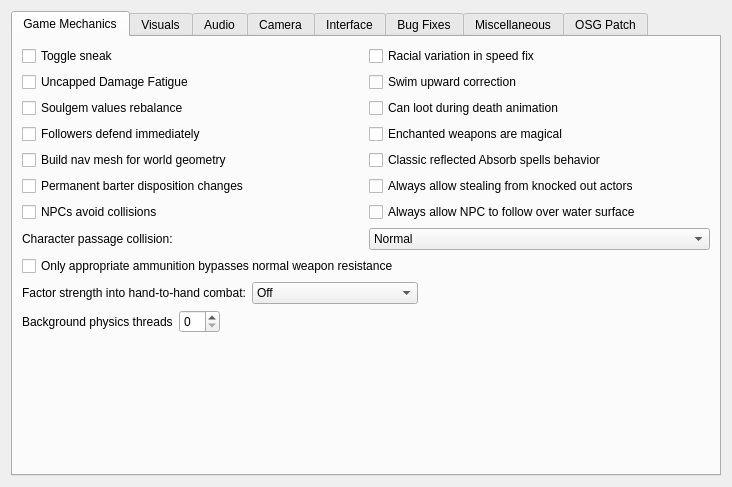
First picture: the form in files/ui/advancedpage.ui, repository pporsilkde/AMP, before the edit.
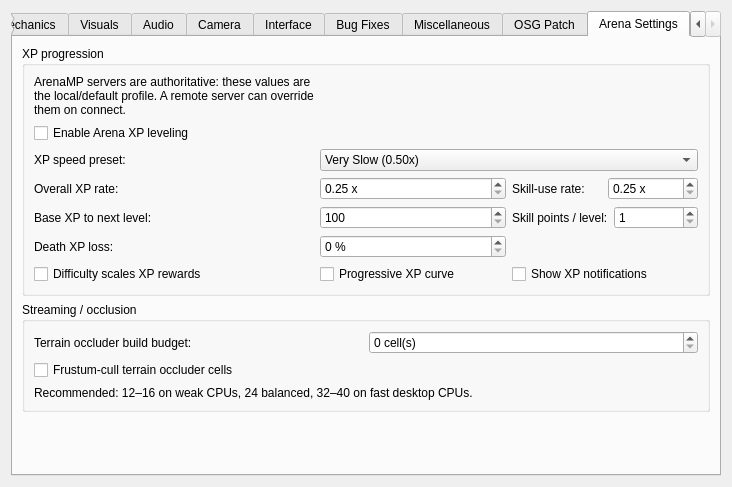
Second picture: the form after the edit. The open tabs and pages were chosen to show the change.

Patch:
```diff
--- a/files/ui/advancedpage.ui
+++ b/files/ui/advancedpage.ui
@@ -1670,6 +1670,298 @@
        </item>
       </layout>
      </widget>
+     <widget class="QWidget" name="ArenaSettings">
+      <attribute name="title">
+       <string>Arena Settings</string>
+      </attribute>
+      <layout class="QVBoxLayout" name="arenaSettingsLayout">
+       <item>
+        <widget class="QGroupBox" name="xpLevelingGroupBox">
+         <property name="title">
+          <string>XP progression</string>
+         </property>
+         <layout class="QGridLayout" name="xpLevelingLayout">
+          <item row="0" column="0" colspan="1">
+           <widget class="QLabel" name="xpAuthorityLabel">
+            <property name="text">
+             <string>ArenaMP servers are authoritative: these values are the local/default profile. A remote server can override them on connect.</string>
+            </property>
+            <property name="wordWrap">
+             <bool>true</bool>
+            </property>
+           </widget>
+          </item>
+          <item row="1" column="0" colspan="3">
+           <widget class="QCheckBox" name="xpLevelingEnabledCheckBox">
+            <property name="text">
+             <string>Enable Arena XP leveling</string>
+            </property>
+           </widget>
+          </item>
+          <item row="2" column="0">
+           <widget class="QLabel" name="xpRatePresetLabel">
+            <property name="text">
+             <string>XP speed preset:</string>
+            </property>
+           </widget>
+          </item>
+          <item row="2" column="1" colspan="2">
+           <widget class="QComboBox" name="xpRatePresetComboBox">
+            <property name="toolTip">
+             <string>Convenience profile for the overall XP multiplier. Custom is selected automatically when you enter another value.</string>
+            </property>
+            <item>
+             <property name="text">
+              <string>Very Slow (0.50x)</string>
+             </property>
+            </item>
+            <item>
+             <property name="text">
+              <string>Slow (0.75x)</string>
+             </property>
+            </item>
+            <item>
+             <property name="text">
+              <string>Normal (1.00x)</string>
+             </property>
+            </item>
+            <item>
+             <property name="text">
+              <string>Fast (1.50x)</string>
+             </property>
+            </item>
+            <item>
+             <property name="text">
+              <string>Very Fast (2.00x)</string>
+             </property>
+            </item>
+            <item>
+             <property name="text">
+              <string>Custom</string>
+             </property>
+            </item>
+           </widget>
+          </item>
+          <item row="3" column="0">
+           <widget class="QLabel" name="xpGainMultiplierLabel">
+            <property name="text">
+             <string>Overall XP rate:</string>
+            </property>
+           </widget>
+          </item>
+          <item row="3" column="1">
+           <widget class="QDoubleSpinBox" name="xpGainMultiplierSpinBox">
+            <property name="minimum">
+             <double>0.25</double>
+            </property>
+            <property name="maximum">
+             <double>4.0</double>
+            </property>
+            <property name="singleStep">
+             <double>0.05</double>
+            </property>
+            <property name="decimals">
+             <number>2</number>
+            </property>
+            <property name="suffix">
+             <string> x</string>
+            </property>
+           </widget>
+          </item>
+          <item row="3" column="2">
+           <layout class="QHBoxLayout" name="skillXpRateLayout">
+            <item>
+             <widget class="QLabel" name="skillXpMultiplierLabel">
+              <property name="text">
+               <string>Skill-use rate:</string>
+              </property>
+             </widget>
+            </item>
+            <item>
+             <widget class="QDoubleSpinBox" name="skillXpMultiplierSpinBox">
+              <property name="minimum">
+               <double>0.25</double>
+              </property>
+              <property name="maximum">
+               <double>4.0</double>
+              </property>
+              <property name="singleStep">
+               <double>0.05</double>
+              </property>
+              <property name="decimals">
+               <number>2</number>
+              </property>
+              <property name="suffix">
+               <string> x</string>
+              </property>
+              <property name="toolTip">
+               <string>Additional multiplier only for XP generated from normal skill-use actions.</string>
+              </property>
+             </widget>
+            </item>
+           </layout>
+          </item>
+          <item row="4" column="0">
+           <widget class="QLabel" name="baseXpToLevelLabel">
+            <property name="text">
+             <string>Base XP to next level:</string>
+            </property>
+           </widget>
+          </item>
+          <item row="4" column="1">
+           <widget class="QSpinBox" name="baseXpToLevelSpinBox">
+            <property name="minimum">
+             <number>100</number>
+            </property>
+            <property name="maximum">
+             <number>10000</number>
+            </property>
+            <property name="singleStep">
+             <number>100</number>
+            </property>
+           </widget>
+          </item>
+          <item row="4" column="2">
+           <layout class="QHBoxLayout" name="skillPointsLayout">
+            <item>
+             <widget class="QLabel" name="skillPointsPerLevelLabel">
+              <property name="text">
+               <string>Skill points / level:</string>
+              </property>
+             </widget>
+            </item>
+            <item>
+             <widget class="QSpinBox" name="skillPointsPerLevelSpinBox">
+              <property name="minimum">
+               <number>1</number>
+              </property>
+              <property name="maximum">
+               <number>50</number>
+              </property>
+             </widget>
+            </item>
+           </layout>
+          </item>
+          <item row="5" column="0">
+           <widget class="QLabel" name="deathXpLossLabel">
+            <property name="text">
+             <string>Death XP loss:</string>
+            </property>
+           </widget>
+          </item>
+          <item row="5" column="1">
+           <widget class="QDoubleSpinBox" name="deathXpLossSpinBox">
+            <property name="minimum">
+             <double>0.0</double>
+            </property>
+            <property name="maximum">
+             <double>100.0</double>
+            </property>
+            <property name="singleStep">
+             <double>5.0</double>
+            </property>
+            <property name="decimals">
+             <number>0</number>
+            </property>
+            <property name="suffix">
+             <string> %</string>
+            </property>
+           </widget>
+          </item>
+          <item row="6" column="0">
+           <widget class="QCheckBox" name="difficultyXpScalingCheckBox">
+            <property name="text">
+             <string>Difficulty scales XP rewards</string>
+            </property>
+           </widget>
+          </item>
+          <item row="6" column="1">
+           <widget class="QCheckBox" name="progressiveXpCurveCheckBox">
+            <property name="text">
+             <string>Progressive XP curve</string>
+            </property>
+           </widget>
+          </item>
+          <item row="6" column="2">
+           <widget class="QCheckBox" name="showXpNotificationsCheckBox">
+            <property name="text">
+             <string>Show XP notifications</string>
+            </property>
+           </widget>
+          </item>
+         </layout>
+        </widget>
+       </item>
+       <item>
+        <widget class="QGroupBox" name="arenaOptimizationGroupBox">
+         <property name="title">
+          <string>Streaming / occlusion</string>
+         </property>
+         <layout class="QGridLayout" name="arenaOptimizationLayout">
+          <item row="0" column="0">
+           <widget class="QLabel" name="occlusionTerrainBudgetLabel">
+            <property name="text">
+             <string>Terrain occluder build budget:</string>
+            </property>
+           </widget>
+          </item>
+          <item row="0" column="1">
+           <widget class="QSpinBox" name="occlusionTerrainBudgetSpinBox">
+            <property name="minimum">
+             <number>0</number>
+            </property>
+            <property name="maximum">
+             <number>128</number>
+            </property>
+            <property name="singleStep">
+             <number>4</number>
+            </property>
+            <property name="suffix">
+             <string> cell(s)</string>
+            </property>
+            <property name="toolTip">
+             <string>Maximum newly decoded LAND cells per terrain-occluder rebuild. 0 builds the whole region at once; lower values reduce cell-transition spikes.</string>
+            </property>
+           </widget>
+          </item>
+          <item row="1" column="0" colspan="2">
+           <widget class="QCheckBox" name="occlusionTerrainFrustumCullCheckBox">
+            <property name="text">
+             <string>Frustum-cull terrain occluder cells</string>
+            </property>
+            <property name="toolTip">
+             <string>Skip cached terrain occluder cells outside the camera side planes before software rasterization. Recommended on all presets.</string>
+            </property>
+           </widget>
+          </item>
+          <item row="2" column="0" colspan="2">
+           <widget class="QLabel" name="occlusionTerrainBudgetHintLabel">
+            <property name="text">
+             <string>Recommended: 12–16 on weak CPUs, 24 balanced, 32–40 on fast desktop CPUs.</string>
+            </property>
+            <property name="wordWrap">
+             <bool>true</bool>
+            </property>
+           </widget>
+          </item>
+         </layout>
+        </widget>
+       </item>
+       <item>
+        <spacer name="arenaSettingsVerticalSpacer">
+         <property name="orientation">
+          <enum>Qt::Vertical</enum>
+         </property>
+         <property name="sizeHint" stdset="0">
+          <size>
+           <width>20</width>
+           <height>40</height>
+          </size>
+         </property>
+        </spacer>
+       </item>
+      </layout>
+     </widget>
     </widget>
    </item>
   </layout>
```
Left out of the diff: 7 changed lines with no effect on the pictures.
